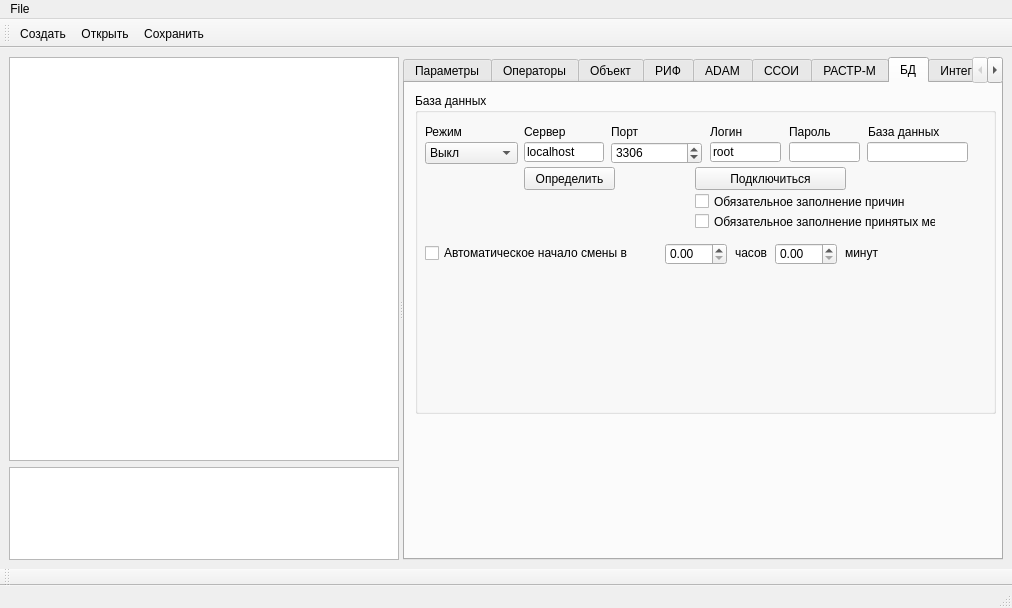
xXRadioHeadXx/start7, file m_cfg/MainWindowCFG.ui: the form before one commit.
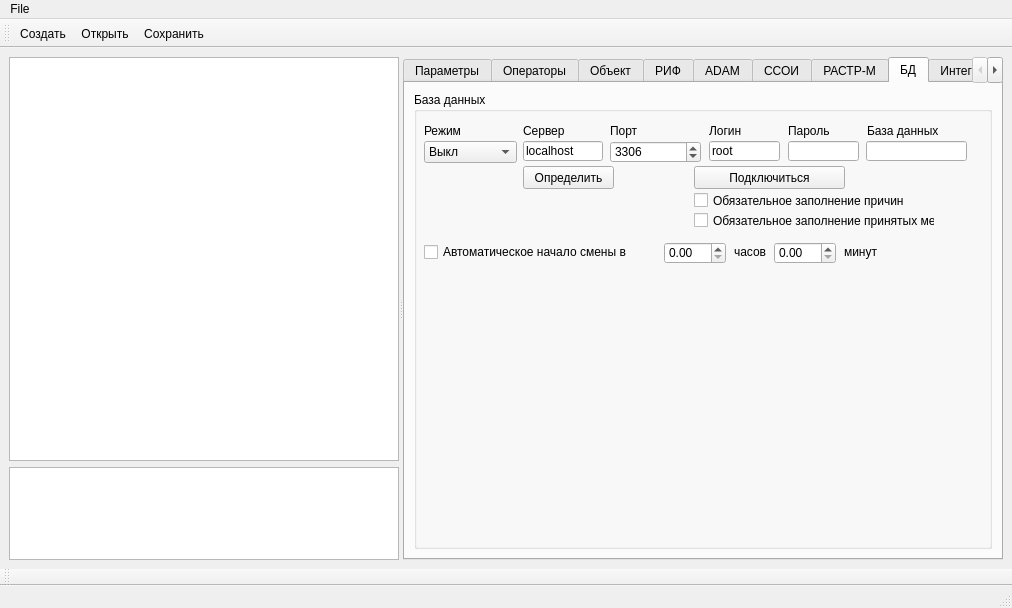
The form after the commit. The open tabs and pages were chosen to show the change. Icons and pictures are not drawn.

Patch:
```diff
--- a/m_cfg/MainWindowCFG.ui
+++ b/m_cfg/MainWindowCFG.ui
@@ -2486,15 +2486,9 @@
         <attribute name="title">
          <string>БД</string>
         </attribute>
+        <layout class="QGridLayout" name="gridLayout_8">
+         <item row="0" column="0">
         <widget class="QGroupBox" name="groupBox_9">
-         <property name="geometry">
-          <rect>
-           <x>10</x>
-           <y>10</y>
-           <width>581</width>
-           <height>321</height>
-          </rect>
-         </property>
          <property name="minimumSize">
           <size>
            <width>0</width>
@@ -2784,6 +2778,8 @@
           </property>
          </widget>
         </widget>
+         </item>
+        </layout>
        </widget>
        <widget class="QWidget" name="Integrations">
         <attribute name="title">
```
Left out of the diff: 14 changed lines with no effect on the pictures. Lines whose indentation alone changed are shown as unchanged.
